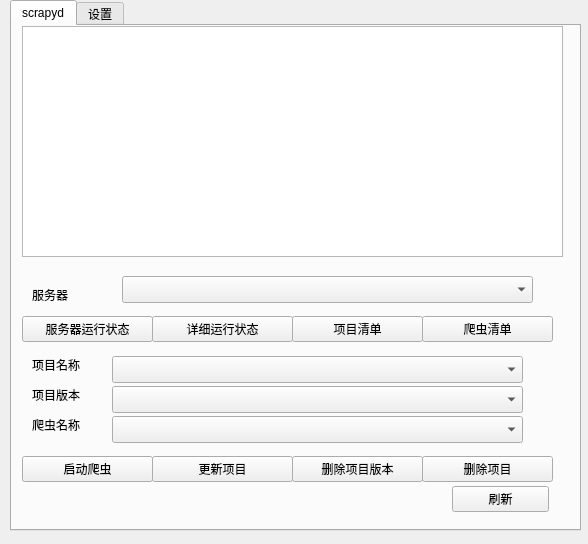
Before: the Qt Designer form main_window.ui in chenyansu/scrapyd-GUI, drawn with Qt 5.
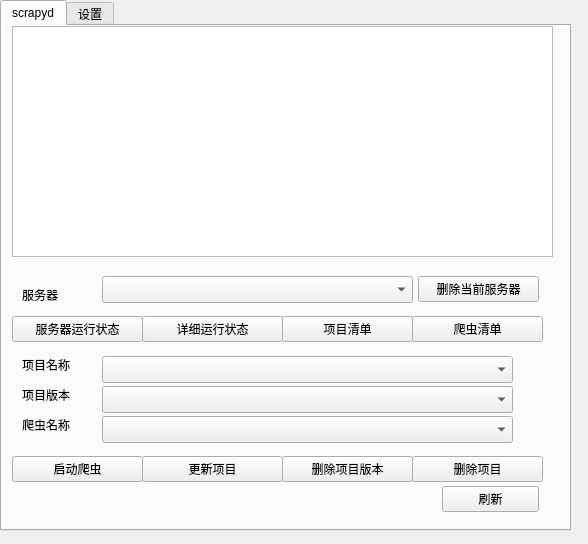
After: the same form once the commit is applied.

Commit message: 合并数据库逻辑入python3 /home/chenyansu/code/scrapyd_manager/test.py

Patch:
```diff
--- a/main_window.ui
+++ b/main_window.ui
@@ -17,7 +17,7 @@
    <widget class="QTabWidget" name="tabWidget">
     <property name="geometry">
      <rect>
-      <x>10</x>
+      <x>0</x>
       <y>0</y>
       <width>571</width>
       <height>531</height>
@@ -216,9 +216,9 @@
      <widget class="QComboBox" name="server_select_comboBox">
       <property name="geometry">
        <rect>
-        <x>110</x>
+        <x>100</x>
         <y>250</y>
-        <width>411</width>
+        <width>311</width>
         <height>27</height>
        </rect>
       </property>
@@ -249,6 +249,19 @@
        <string>刷新</string>
       </property>
      </widget>
+     <widget class="QPushButton" name="server_del_pushButton">
+      <property name="geometry">
+       <rect>
+        <x>416</x>
+        <y>250</y>
+        <width>121</width>
+        <height>26</height>
+       </rect>
+      </property>
+      <property name="text">
+       <string>删除当前服务器</string>
+      </property>
+     </widget>
     </widget>
     <widget class="QWidget" name="settings">
      <attribute name="title">
```
Left out of the diff: 2 changed lines with no effect on the pictures. The commit also changes 2 other files.
